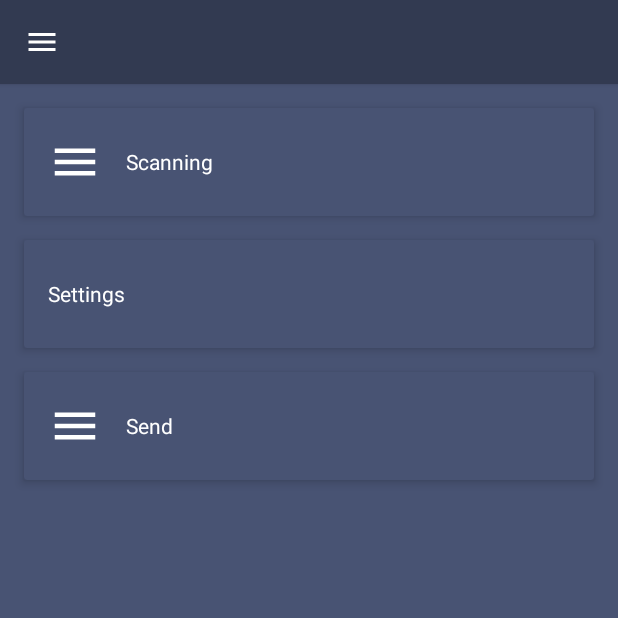
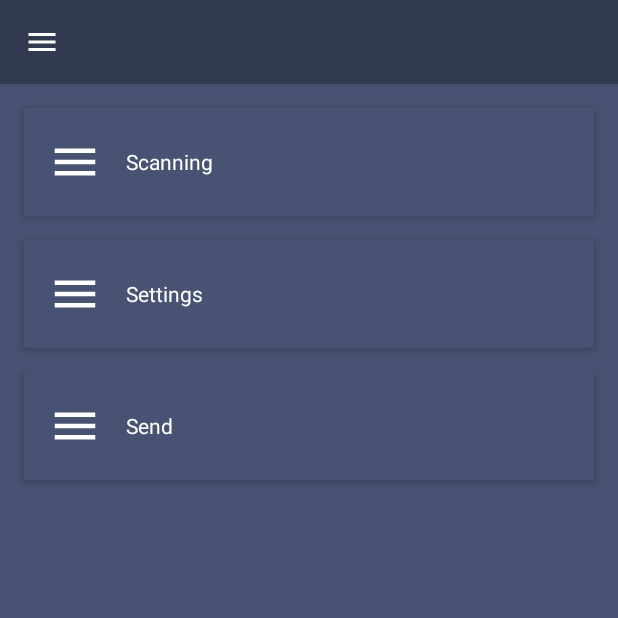
Before and after one commit to maxcriser/qrscanner, an Android app: the screen it shows after launch (MainActivity), on a phone screen of 412 x 824 dp, the top half of it. Run offline under Robolectric (Android 15) with nearby library versions, the phone set to English and light mode, and no system bars.

Commit message:
SelectableItem and Camera Permission

```diff
--- a/qrscanner/app/src/main/AndroidManifest.xml
+++ b/qrscanner/app/src/main/AndroidManifest.xml
@@ -1,6 +1,13 @@
 <?xml version="1.0" encoding="utf-8"?>
 <manifest package="com.github.maxcriser.qrscanner"
           xmlns:android="http://schemas.android.com/apk/res/android">
+
+    <uses-feature
+        android:name="android.hardware.camera"
+        android:required="false"/>
+    <uses-feature
+        android:name="android.hardware.camera.autofocus"
+        android:required="false"/>
 
     <uses-permission android:name="android.permission.CAMERA"/>
 
--- a/qrscanner/app/src/main/java/com/github/maxcriser/qrscanner/MainActivity.java
+++ b/qrscanner/app/src/main/java/com/github/maxcriser/qrscanner/MainActivity.java
@@ -7,12 +7,12 @@ import android.view.View;
 
 public class MainActivity extends AppCompatActivity {
 
-    public void onScanClicked(final View view) {
-        startActivity(new Intent(this, ScannerActivity.class));
+    public void onScanClicked(View view) {
+        this.startActivity(new Intent(this, ScannerActivity.class));
     }
 
     @Override
-    protected void onCreate(final Bundle savedInstanceState) {
+    protected void onCreate(Bundle savedInstanceState) {
         super.onCreate(savedInstanceState);
         setContentView(R.layout.activity_main);
     }
--- a/qrscanner/app/src/main/java/com/github/maxcriser/qrscanner/ScannerActivity.java
+++ b/qrscanner/app/src/main/java/com/github/maxcriser/qrscanner/ScannerActivity.java
@@ -1,9 +1,14 @@
 package com.github.maxcriser.qrscanner;
 
+import android.Manifest;
+import android.content.Intent;
+import android.content.pm.PackageManager;
 import android.os.Bundle;
+import android.support.annotation.NonNull;
+import android.support.v4.app.ActivityCompat;
+import android.support.v4.content.ContextCompat;
 import android.support.v7.app.AppCompatActivity;
 import android.view.View;
-import android.view.WindowManager;
 import android.widget.Toast;
 
 import com.google.zxing.Result;
@@ -12,10 +17,11 @@ import me.dm7.barcodescanner.zxing.ZXingScannerView;
 
 public class ScannerActivity extends AppCompatActivity implements ZXingScannerView.ResultHandler {
 
+    private static final int PERMISSION_REQUEST_CAMERA = 0;
     private ZXingScannerView mZXingScannerView;
 
     @Override
-    public void handleResult(final Result pResult) {
+    public final void handleResult(final Result pResult) {
         Toast.makeText(this, pResult.getText(), Toast.LENGTH_SHORT).show();
     }
 
@@ -28,9 +34,25 @@ public class ScannerActivity extends AppCompatActivity implements ZXingScannerVi
     }
 
     @Override
+    public void onRequestPermissionsResult(int requestCode, @NonNull String[] permissions, @NonNull int[] grantResults) {
+        super.onRequestPermissionsResult(requestCode, permissions, grantResults);
+        if (grantResults[0] != PackageManager.PERMISSION_GRANTED) {
+            startActivity(new Intent(this, MainActivity.class));
+            Toast.makeText(this, "Application need access to the camera", Toast.LENGTH_SHORT).show();
+            finish();
+        }
+    }
+
+    @Override
     protected void onCreate(final Bundle savedInstanceState) {
         super.onCreate(savedInstanceState);
         setContentView(R.layout.activity_qrscanner);
+        if (ContextCompat.checkSelfPermission(this,
+                Manifest.permission.READ_CONTACTS) != PackageManager.PERMISSION_GRANTED) {
+            ActivityCompat.requestPermissions(this,
+                    new String[]{Manifest.permission.CAMERA},
+                    PERMISSION_REQUEST_CAMERA);
+        }
     }
 
     @Override
--- a/qrscanner/app/src/main/res/layout/activity_main.xml
+++ b/qrscanner/app/src/main/res/layout/activity_main.xml
@@ -1,111 +1,63 @@
 <?xml version="1.0" encoding="utf-8"?>
 <LinearLayout
-    android:orientation="vertical"
-    android:background="@color/colorBackground"
+    xmlns:android="http://schemas.android.com/apk/res/android"
     android:layout_width="match_parent"
     android:layout_height="match_parent"
-    xmlns:card_view="http://schemas.android.com/apk/res-auto"
-    xmlns:android="http://schemas.android.com/apk/res/android">
+    android:background="@color/colorBackground"
+    android:orientation="vertical">
 
     <include layout="@layout/fragment_toolbar"/>
 
     <android.support.v7.widget.CardView
-        android:background="?attr/selectableItemBackground"
-        card_view:cardCornerRadius="2dp"
-        card_view:cardElevation="4dp"
-        card_view:cardBackgroundColor="@color/colorBackground"
-        android:layout_marginTop="16dp"
-        android:layout_marginLeft="16dp"
-        android:layout_marginRight="16dp"
-        android:layout_width="match_parent"
-        android:layout_height="72dp">
+        style="@style/MainCard">
 
         <LinearLayout
-            android:layout_width="match_parent"
-            android:padding="16dp"
-            android:layout_height="match_parent">
+            android:onClick="onScanClicked"
+            style="@style/MainCardLinear">
 
             <ImageView
-                android:layout_marginRight="16dp"
-                android:src="@drawable/ic_menu_white_24dp"
-                android:layout_gravity="center"
-                android:layout_width="36dp"
-                android:layout_height="36dp"/>
+                style="@style/CardLinearImage"
+                android:src="@drawable/ic_menu_white_24dp"/>
 
             <TextView
-                android:gravity="center|start"
-                android:text="Scanning"
-                android:textSize="14sp"
-                android:textColor="@android:color/white"
-                android:layout_gravity="center"
-                android:layout_width="match_parent"
-                android:layout_height="match_parent"/>
+                style="@style/CardLinearText"
+                android:text="Scanning"/>
 
         </LinearLayout>
 
     </android.support.v7.widget.CardView>
 
     <android.support.v7.widget.CardView
-        card_view:cardCornerRadius="2dp"
-        card_view:cardElevation="4dp"
-        card_view:cardBackgroundColor="@color/colorBackground"
-        android:layout_margin="16dp"
-        android:layout_width="match_parent"
-        android:layout_height="72dp">
+        style="@style/MainCard">
 
         <LinearLayout
-            android:layout_width="match_parent"
-            android:padding="16dp"
-            android:layout_height="match_parent">
+            style="@style/MainCardLinear">
 
-                android:layout_marginRight="16dp"
-                android:src="@drawable/ic_menu_white_24dp"
-                android:layout_gravity="center"
-                android:layout_width="36dp"
-                android:layout_height="36dp"/>
+            <ImageView
+                style="@style/CardLinearImage"
+                android:src="@drawable/ic_menu_white_24dp"/>
 
             <TextView
-                android:gravity="center|start"
-                android:text="Settings"
-                android:textSize="14sp"
-                android:textColor="@android:color/white"
-                android:layout_gravity="center"
-                android:layout_width="match_parent"
-                android:layout_height="match_parent"/>
+                style="@style/CardLinearText"
+                android:text="Settings"/>
 
         </LinearLayout>
 
     </android.support.v7.widget.CardView>
 
     <android.support.v7.widget.CardView
-        card_view:cardCornerRadius="2dp"
-        card_view:cardElevation="4dp"
-        card_view:cardBackgroundColor="@color/colorBackground"
-        android:layout_marginLeft="16dp"
-        android:layout_marginRight="16dp"
-        android:layout_width="match_parent"
-        android:layout_height="72dp">
+        style="@style/MainCard">
 
         <LinearLayout
-            android:layout_width="match_parent"
-            android:padding="16dp"
-            android:layout_height="match_parent">
+            style="@style/MainCardLinear">
 
             <ImageView
-                android:layout_marginRight="16dp"
-                android:src="@drawable/ic_menu_white_24dp"
-                android:layout_gravity="center"
-                android:layout_width="36dp"
-                android:layout_height="36dp"/>
+                style="@style/CardLinearImage"
+                android:src="@drawable/ic_menu_white_24dp"/>
 
             <TextView
-                android:gravity="center|start"
-                android:text="Send"
-                android:textSize="14sp"
-                android:textColor="@android:color/white"
-                android:layout_gravity="center"
-                android:layout_width="match_parent"
-                android:layout_height="match_parent"/>
+                style="@style/CardLinearText"
+                android:text="Send"/>
 
         </LinearLayout>
 
--- a/qrscanner/app/src/main/res/values/styles.xml
+++ b/qrscanner/app/src/main/res/values/styles.xml
@@ -6,4 +6,39 @@
         <item name="colorAccent">@color/colorAccent</item>
     </style>
 
+    <style name="MainCard" parent="CardView">
+        <item name="android:layout_width">match_parent</item>
+        <item name="android:layout_height">72dp</item>
+        <item name="android:layout_marginLeft">16dp</item>
+        <item name="android:layout_marginRight">16dp</item>
+        <item name="android:layout_marginTop">16dp</item>
+        <item name="cardBackgroundColor">@color/colorBackground</item>
+        <item name="cardCornerRadius">2dp</item>
+        <item name="cardElevation">4dp</item>
+    </style>
+
+    <style name="MainCardLinear">
+        <item name="android:layout_width">match_parent</item>
+        <item name="android:layout_height">match_parent</item>
+        <item name="android:background">?selectableItemBackground</item>
+        <item name="android:clickable">true</item>
+        <item name="android:padding">16dp</item>
+    </style>
+
+    <style name="CardLinearImage">
+        <item name="android:layout_width">36dp</item>
+        <item name="android:layout_height">36dp</item>
+        <item name="android:layout_gravity">center</item>
+        <item name="android:layout_marginRight">16dp</item>
+    </style>
+
+    <style name="CardLinearText">
+        <item name="android:layout_width">match_parent</item>
+        <item name="android:layout_height">match_parent</item>
+        <item name="android:layout_gravity">center</item>
+        <item name="android:gravity">center|start</item>
+        <item name="android:textColor">@android:color/white</item>
+        <item name="android:textSize">14sp</item>
+    </style>
+
 </resources>
```
